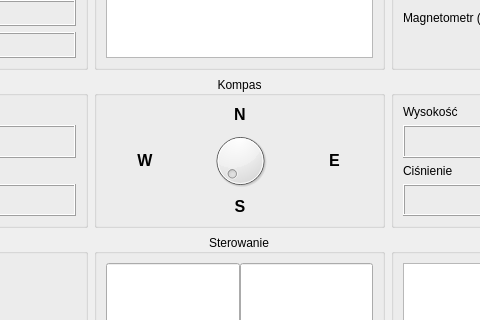
Above: mainwindow.ui from SteelPh0enix/WASPServer before the change; both pictures show x 212 to 692 and y 153 to 473 of the 903 by 613 pixel window. Below: the same form after it.
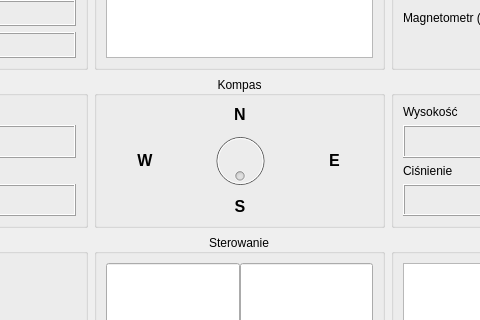
That is the form after the change.

What changed in the file:
```diff
--- a/mainwindow.ui
+++ b/mainwindow.ui
@@ -800,15 +800,45 @@
          </item>
          <item row="1" column="1">
           <widget class="QDial" name="dial_Compass">
+           <property name="enabled">
+            <bool>false</bool>
+           </property>
            <property name="sizePolicy">
             <sizepolicy hsizetype="Expanding" vsizetype="Expanding">
              <horstretch>0</horstretch>
              <verstretch>0</verstretch>
             </sizepolicy>
            </property>
+           <property name="minimum">
+            <number>0</number>
+           </property>
            <property name="maximum">
             <number>360</number>
            </property>
+           <property name="pageStep">
+            <number>1</number>
+           </property>
+           <property name="value">
+            <number>0</number>
+           </property>
+           <property name="sliderPosition">
+            <number>0</number>
+           </property>
+           <property name="tracking">
+            <bool>true</bool>
+           </property>
+           <property name="orientation">
+            <enum>Qt::Vertical</enum>
+           </property>
+           <property name="wrapping">
+            <bool>true</bool>
+           </property>
+           <property name="notchTarget">
+            <double>0.000000000000000</double>
+           </property>
+           <property name="notchesVisible">
+            <bool>false</bool>
+           </property>
           </widget>
          </item>
          <item row="1" column="0">
```
